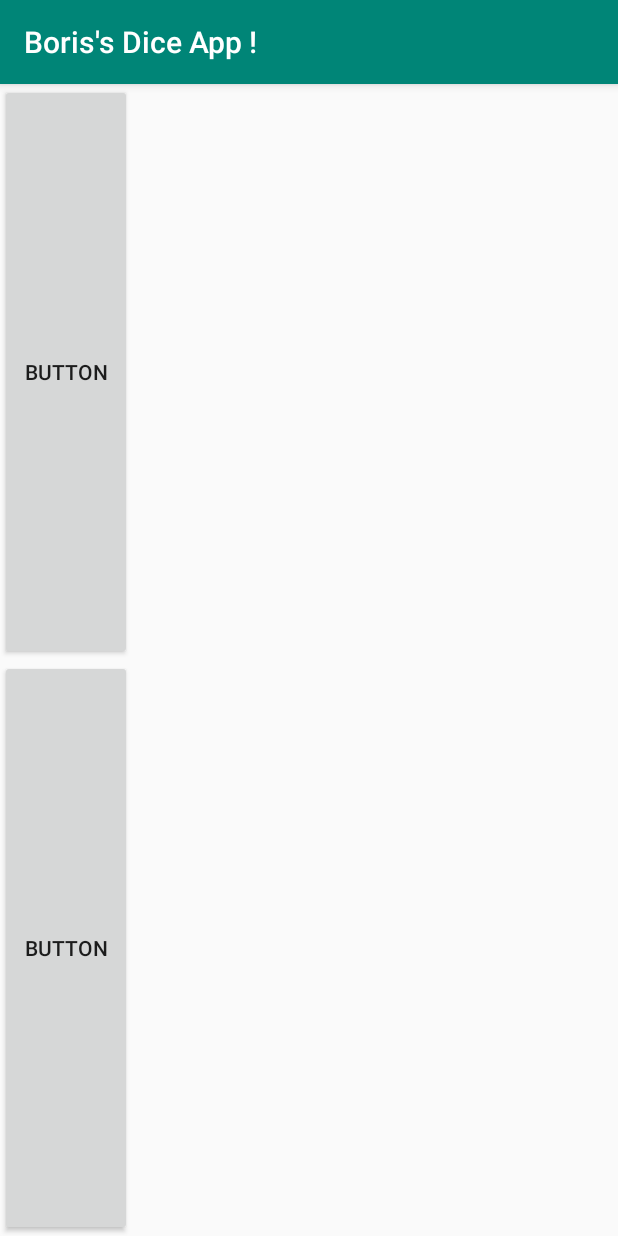
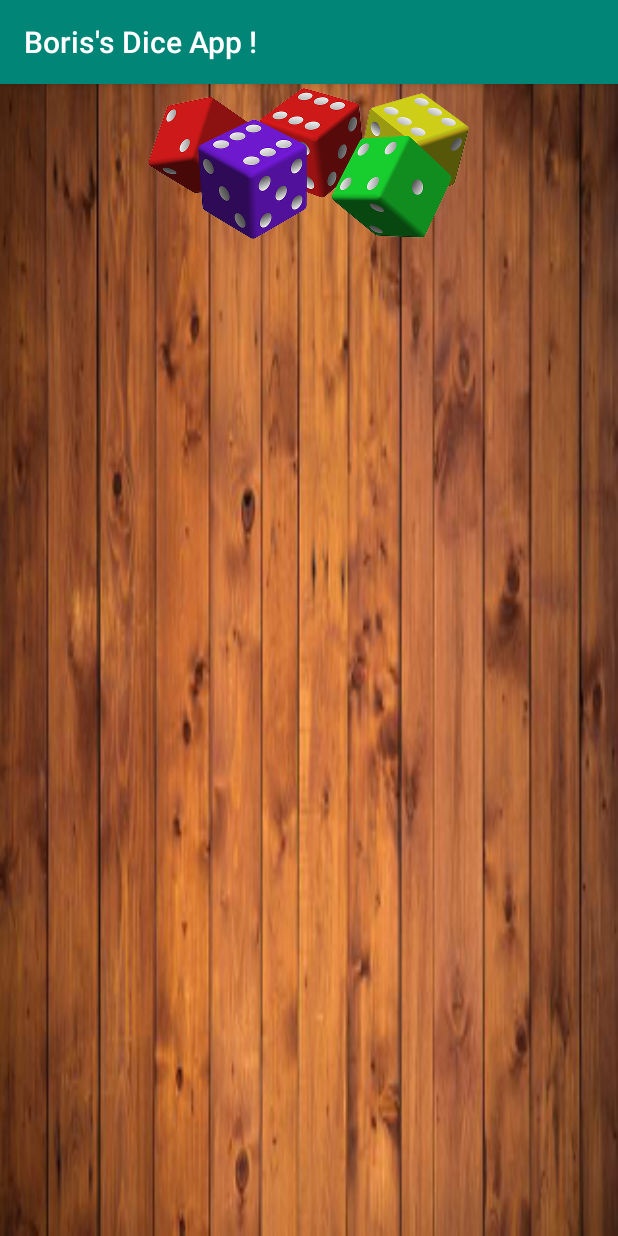
Before and after one commit to avborik/MyDiceApp, an Android app: the screen it shows after launch (MainActivity), on a phone screen of 412 x 824 dp. Run offline under Robolectric (Android 15) with nearby library versions, the phone set to English and light mode, and no system bars.

Commit message:
layout inside the layout, linear and relative, add the background picture, and drawable picture

```diff
--- a/app/src/main/res/layout/activity_main.xml
+++ b/app/src/main/res/layout/activity_main.xml
@@ -5,19 +5,18 @@
     android:layout_width="match_parent"
     android:layout_height="match_parent"
     tools:context=".MainActivity"
-    android:orientation="vertical">
+    android:orientation="vertical"
+    android:background="@drawable/app_bg">
 
-    <Button
-        android:id="@+id/button"
-        android:layout_width="wrap_content"
-        android:layout_height="wrap_content"
-        android:layout_weight="1"
-        android:text="Button" />
+    <RelativeLayout
+        android:layout_width="match_parent"
+        android:layout_height="wrap_content">
 
-    <Button
-        android:id="@+id/button2"
-        android:layout_width="wrap_content"
-        android:layout_height="wrap_content"
-        android:layout_weight="1"
-        android:text="Button" />
+        <ImageView
+            android:id="@+id/imageView"
+            android:layout_width="wrap_content"
+            android:layout_height="wrap_content"
+            app:srcCompat="@drawable/top_image"
+            android:layout_centerHorizontal="true"/>
+    </RelativeLayout>
 </LinearLayout>
```
